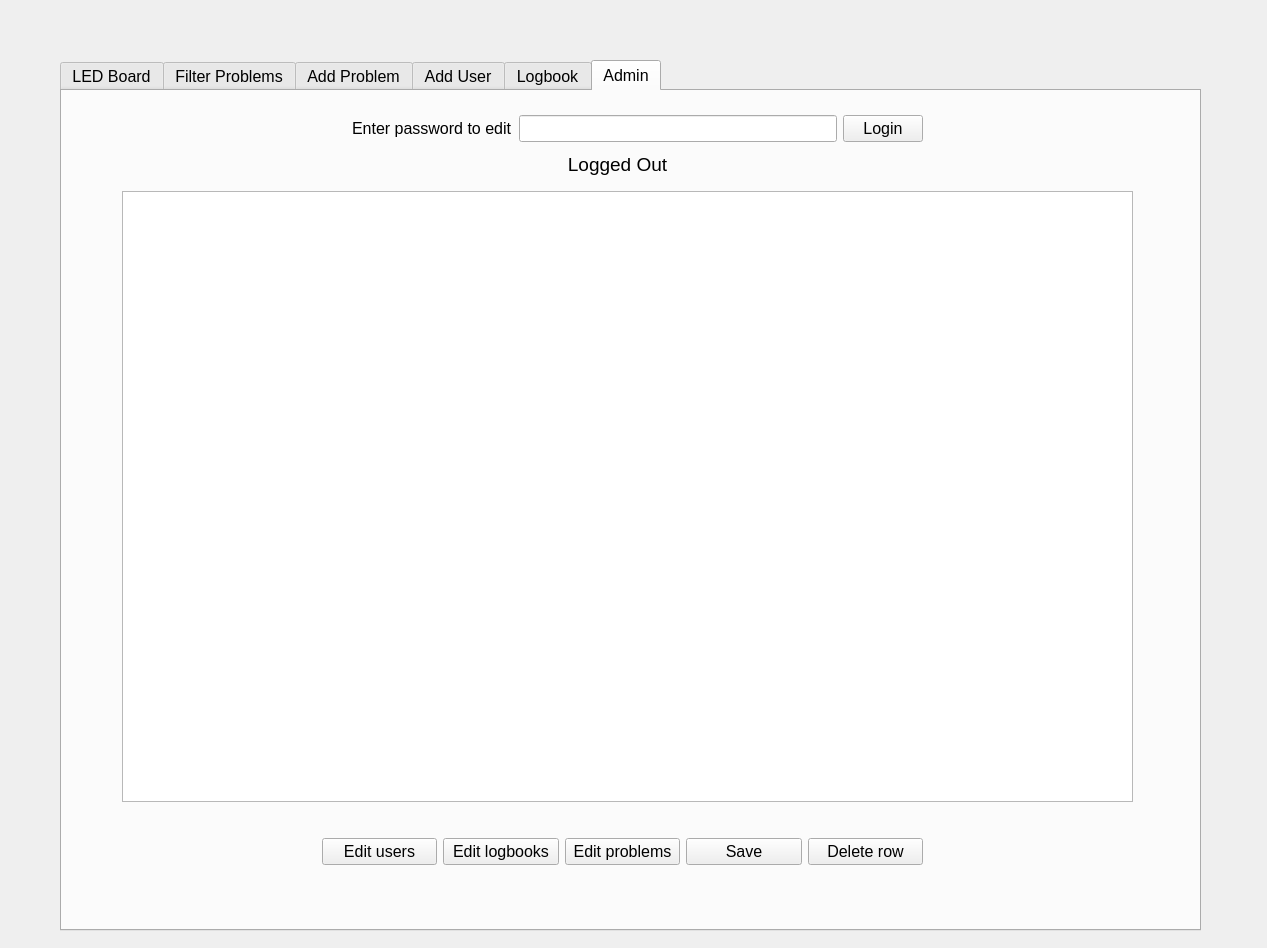
Old version of the form DiscoBoard.ui in the repository highrepute/LEDBoard.
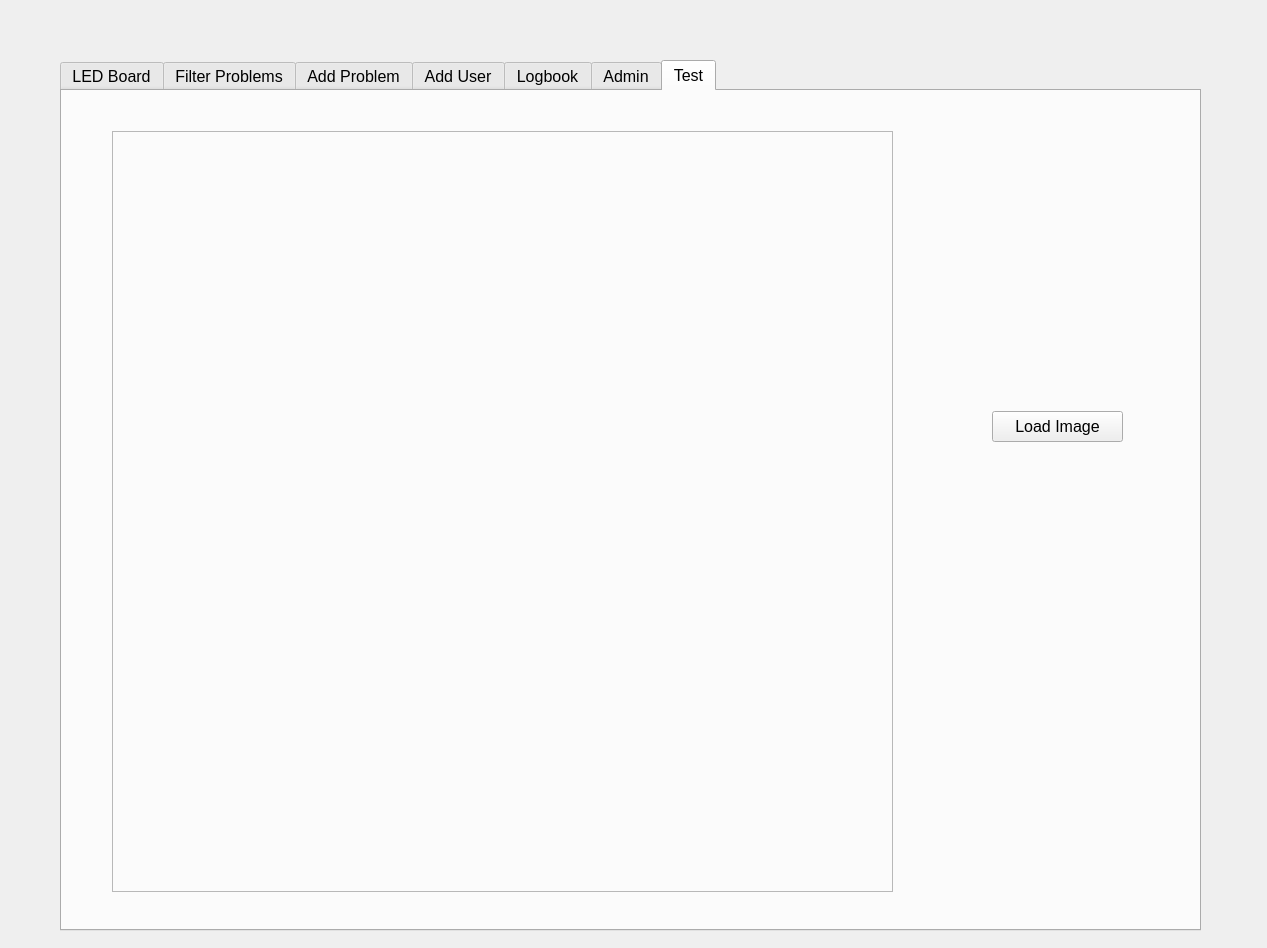
New version of the form. The open tabs and pages were chosen to show the change.

Commit message: started test to see if i can create board

```diff
--- a/DiscoBoard.ui
+++ b/DiscoBoard.ui
@@ -19,7 +19,7 @@
    <string>LED Board</string>
   </property>
   <property name="autoFillBackground">
-   <bool>false</bool>
+   <bool>true</bool>
   </property>
   <widget class="QTabWidget" name="tabWidget">
    <property name="geometry">
@@ -3472,6 +3472,43 @@
      </layout>
     </widget>
    </widget>
+   <widget class="QWidget" name="tab_7">
+    <attribute name="title">
+     <string>Test</string>
+    </attribute>
+    <widget class="QFrame" name="frmBoard">
+     <property name="geometry">
+      <rect>
+       <x>50</x>
+       <y>40</y>
+       <width>781</width>
+       <height>761</height>
+      </rect>
+     </property>
+     <property name="autoFillBackground">
+      <bool>false</bool>
+     </property>
+     <property name="frameShape">
+      <enum>QFrame::StyledPanel</enum>
+     </property>
+     <property name="frameShadow">
+      <enum>QFrame::Raised</enum>
+     </property>
+    </widget>
+    <widget class="QPushButton" name="pbLoadImage">
+     <property name="geometry">
+      <rect>
+       <x>930</x>
+       <y>320</y>
+       <width>131</width>
+       <height>31</height>
+      </rect>
+     </property>
+     <property name="text">
+      <string>Load Image</string>
+     </property>
+    </widget>
+   </widget>
   </widget>
  </widget>
  <resources/>
```
Left out of the diff: 2 changed lines with no effect on the pictures. The commit also changes 2 other files.
